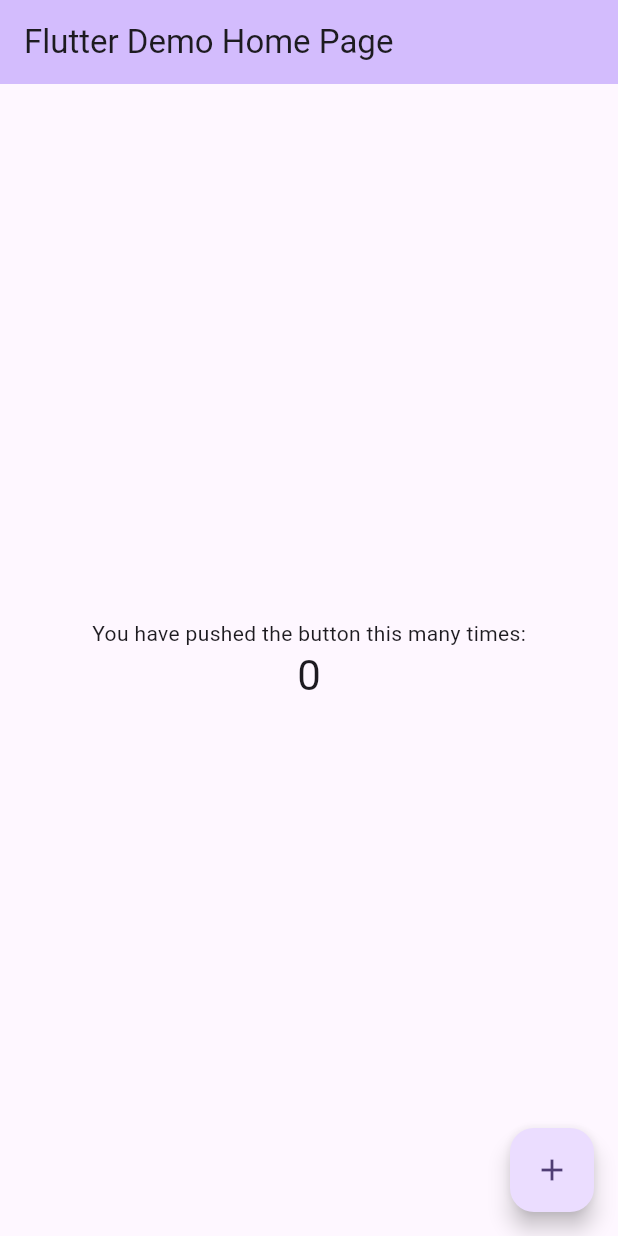
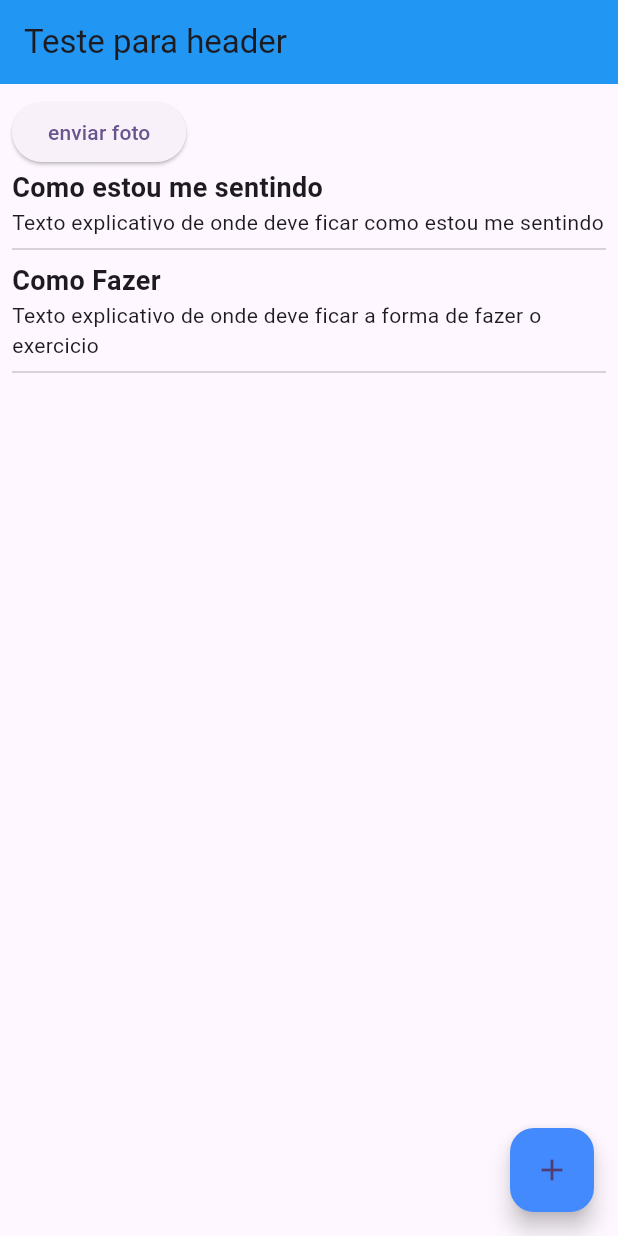
Before and after one commit to Usuario255/flutter_app, a Flutter app: the screen it shows after launch, on a phone screen of 412 x 824 dp. Run offline on Flutter 3.47's test engine with Material 3 defaults, Android fonts, the phone set to English and light mode, and no system bars.

Commit message:
Criação dos models e implementação de novas funções

```diff
--- /dev/null
+++ b/lib/Models/exercicio.model.dart
@@ -0,0 +1,30 @@
+class ExercicioModel {
+  String id;
+  String name;
+  String comoFazer;
+  String treino;
+  String? img;
+
+  ExercicioModel(
+      {required this.id,
+      required this.name,
+      required this.treino,
+      required this.comoFazer});
+
+  ExercicioModel.fromMap(Map<String, dynamic> map)
+      : id = map["id"],
+        name = map["name"],
+        treino = map["treino"],
+        comoFazer = map["comoFazer"],
+        img = map["img"];
+
+  Map<String, dynamic> toMap(){
+    return {
+     "id": id,
+     "name": name,
+     "treino": treino,
+     "comoFazer": comoFazer,
+     "img":img
+    };
+  }
+}
--- /dev/null
+++ b/lib/Models/sentimento.model.dart
@@ -0,0 +1,21 @@
+class SentimentoModel {
+  String id;
+  String sentimento;
+  String data;
+
+  SentimentoModel(
+      {required this.id, required this.data, required this.sentimento});
+
+  SentimentoModel.fromMap(Map<String, dynamic> map)
+      : id = map["id"],
+        data = map["data"],
+        sentimento = map["sentimento"];
+
+    Map<String, dynamic> toMap(){
+    return {
+     "id": id,
+     "data": data,
+     "sentimento": sentimento,
+    };
+  }
+}
--- a/lib/main.dart
+++ b/lib/main.dart
@@ -1,4 +1,5 @@
 import 'package:flutter/material.dart';
+import 'package:flutter_app/views/Exercicio.dart';
 
 void main() {
   runApp(const MyApp());
@@ -14,59 +15,7 @@ class MyApp extends StatelessWidget {
         colorScheme: ColorScheme.fromSeed(seedColor: Colors.deepPurple),
         useMaterial3: true,
       ),
-      home: const MyHomePage(title: 'Flutter Demo Home Page'),
+      home: ExercicioTela(),
     );
   }
 }
-
-class MyHomePage extends StatefulWidget {
-  final String title;
-  const MyHomePage({super.key, required this.title});
-
-  @override
-  State<MyHomePage> createState() => _MyHomePageState();
-}
-
-class _MyHomePageState extends State<MyHomePage> {
-  int _counter = 0;
-
-  void _incrementCounter() {
-    setState(() {
-      _counter++;
-    });
-  }
-
-  @override
-  Widget build(BuildContext context) {
-
-    return Scaffold(
-      appBar: AppBar(
-
-        backgroundColor: Theme.of(context).colorScheme.inversePrimary,
-
-        title: Text(widget.title),
-      ),
-      body: Center(
-
-        child: Column(
-
-          mainAxisAlignment: MainAxisAlignment.center,
-          children: <Widget>[
-            const Text(
-              'You have pushed the button this many times:',
-            ),
-            Text(
-              '$_counter',
-              style: Theme.of(context).textTheme.headlineMedium,
-            ),
-          ],
-        ),
-      ),
-      floatingActionButton: FloatingActionButton(
-        onPressed: _incrementCounter,
-        tooltip: 'Increment',
-        child: const Icon(Icons.add),
-      ),
-    );
-  }
-}
--- /dev/null
+++ b/lib/views/Exercicio.dart
@@ -0,0 +1,59 @@
+// ignore_for_file: file_names, prefer_const_constructors, sort_child_properties_last
+
+import 'package:flutter/material.dart';
+import 'package:flutter_app/Models/exercicio.model.dart';
+import 'package:flutter_app/Models/sentimento.model.dart';
+
+class ExercicioTela extends StatelessWidget {
+  ExercicioTela({super.key});
+  final ExercicioModel exercicioModel = ExercicioModel(
+      id: "EX001",
+      name: "Remada Baixa",
+      treino: "Treino A",
+      comoFazer: "Segura a barra e puxa");
+
+  final List<SentimentoModel> listaSentimentos = [
+    SentimentoModel(id: "SE001", data: "08/10/2023", sentimento: "Estou Feliz"),
+    SentimentoModel(id: "SE002", data: "09/10/2023", sentimento: "Estou Legal")
+  ];
+
+  @override
+  Widget build(BuildContext context) {
+    return Scaffold(
+      appBar: AppBar(
+        title: const Text("Teste para header"),
+        backgroundColor: Colors.blue,
+      ),
+      floatingActionButton: FloatingActionButton(
+        onPressed: () => {print("Foi Clicado")},
+        child: const Icon(
+          Icons.add,
+        ),
+        backgroundColor: Colors.blueAccent,
+      ),
+      body: Padding(
+        padding: const EdgeInsets.all(8.0),
+        child: Column(crossAxisAlignment: CrossAxisAlignment.start, children: [
+          ElevatedButton(
+            onPressed: () => {},
+            child: const Text("enviar foto"),
+          ),
+          const Text(
+            "Como estou me sentindo ",
+            style: TextStyle(fontWeight: FontWeight.bold, fontSize: 18),
+          ),
+          const Text(
+              "Texto explicativo de onde deve ficar como estou me sentindo "),
+          Divider(),
+          const Text(
+            "Como Fazer",
+            style: TextStyle(fontWeight: FontWeight.bold, fontSize: 18),
+          ),
+          const Text(
+              "Texto explicativo de onde deve ficar a forma de fazer o exercicio"),
+          Divider()
+        ]),
+      ),
+    );
+  }
+}
```
